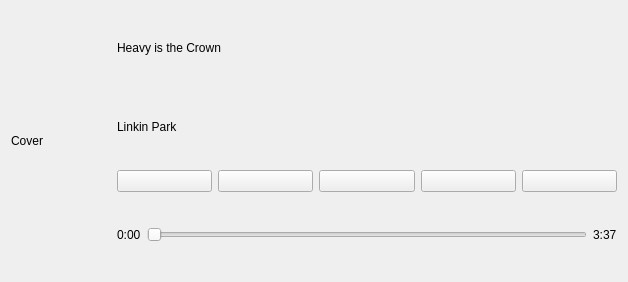
Before: the Qt Designer form ui/TransportWidget.ui in nichilum/nimamp, drawn with Qt 5.
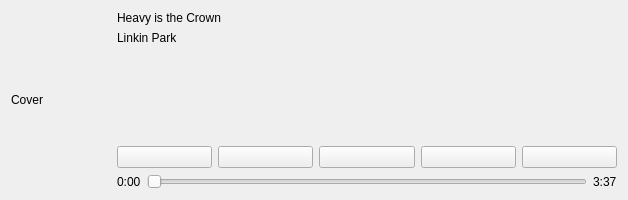
After: the same form once the commit is applied. Icons and pictures are not drawn.

```diff
--- a/ui/TransportWidget.ui
+++ b/ui/TransportWidget.ui
@@ -7,9 +7,21 @@
     <x>0</x>
     <y>0</y>
     <width>628</width>
-    <height>282</height>
+    <height>200</height>
    </rect>
   </property>
+  <property name="minimumSize">
+   <size>
+    <width>0</width>
+    <height>128</height>
+   </size>
+  </property>
+  <property name="maximumSize">
+   <size>
+    <width>16777215</width>
+    <height>200</height>
+   </size>
+  </property>
   <property name="windowTitle">
    <string>Form</string>
   </property>
@@ -66,6 +78,19 @@
          </property>
         </widget>
        </item>
+       <item>
+        <spacer name="verticalSpacer">
+         <property name="orientation">
+          <enum>Qt::Orientation::Vertical</enum>
+         </property>
+         <property name="sizeHint" stdset="0">
+          <size>
+           <width>20</width>
+           <height>40</height>
+          </size>
+         </property>
+        </spacer>
+       </item>
        <item>
         <layout class="QHBoxLayout" name="horizontalLayout_2">
          <item>
```
Left out of the diff: 2 changed lines with no effect on the pictures.
